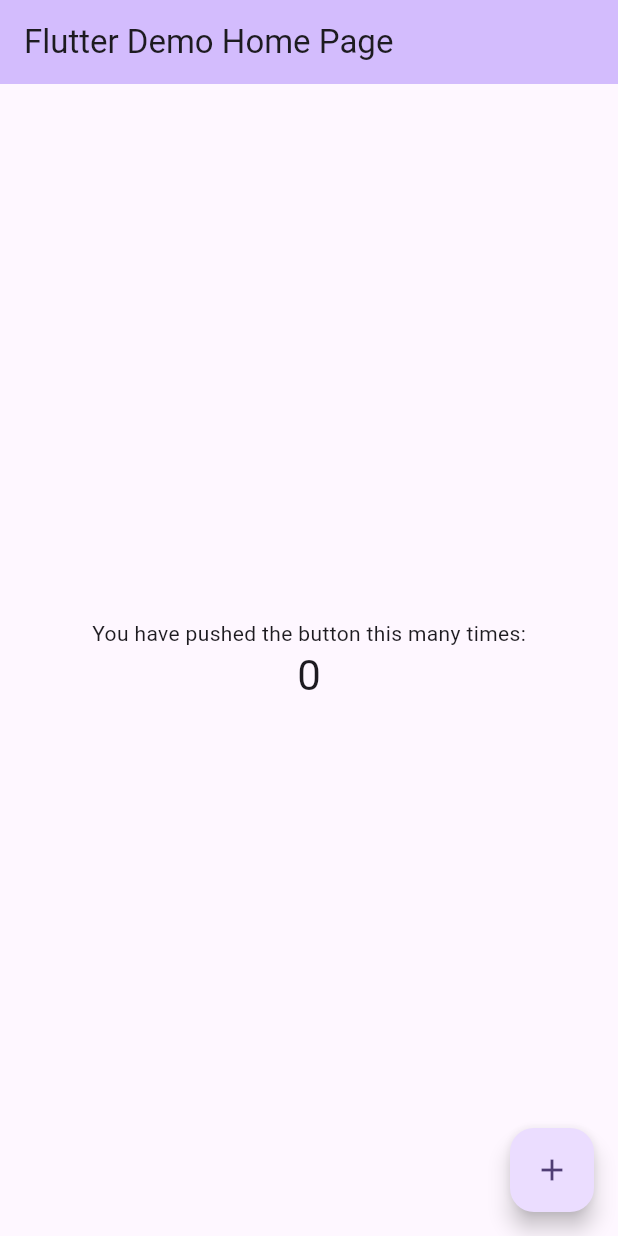
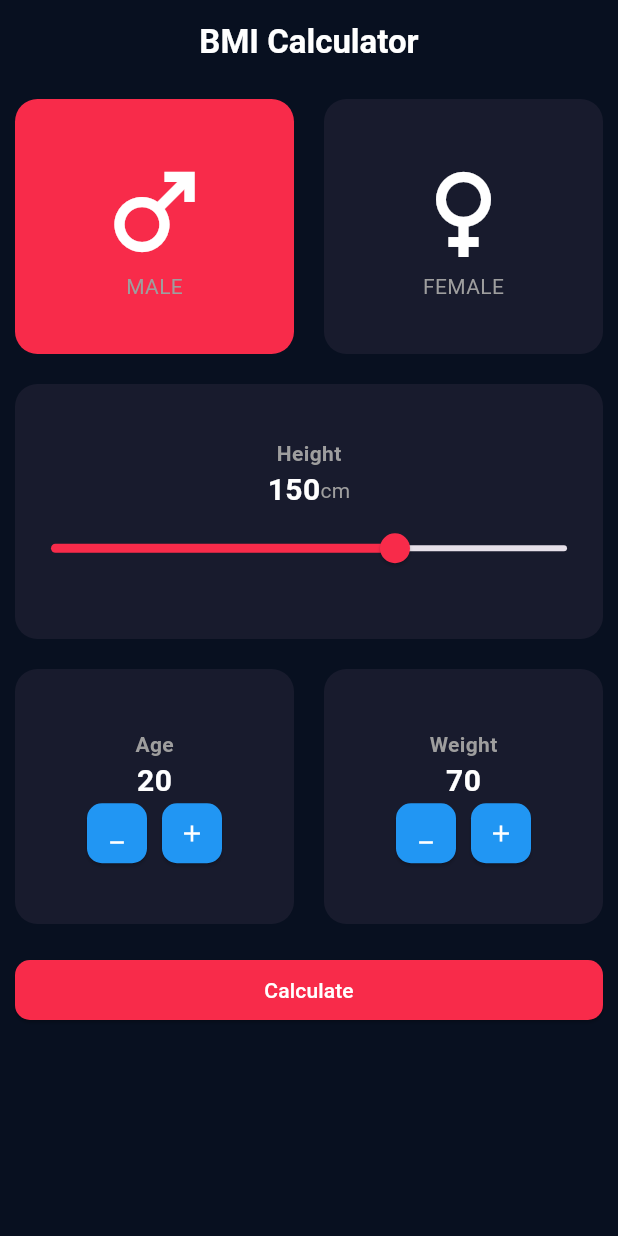
Before and after one commit to J3Unknown/msp-flutter, a Flutter app: the screen it shows after launch, on a phone screen of 412 x 824 dp. Run offline on Flutter 3.47's test engine with Material 3 defaults, Android fonts, the phone set to English and light mode, and no system bars.

Commit message:
Counter app and BMI Calculator
In this commit we added:
full counter app that adds and subtracts 1 from the current number and also has a zeroing button

BMI calculator with calculator screen and result screen

```diff
--- /dev/null
+++ b/lib/bmi_calculator/bmi_calculator_screen.dart
@@ -0,0 +1,275 @@
+import 'dart:math';
+
+import 'package:flutter/material.dart';
+import 'package:msp_project/bmi_calculator/bmi_result_screen.dart';
+
+class BmiCalculatorScreen extends StatefulWidget {
+  const BmiCalculatorScreen({super.key});
+
+  @override
+  State<BmiCalculatorScreen> createState() => _BmiCalculatorScreenState();
+}
+
+class _BmiCalculatorScreenState extends State<BmiCalculatorScreen> {
+
+  bool isMale = true;
+  double sliderVal = 150;
+  int age = 20;
+  int weight = 70;
+
+  @override
+  Widget build(BuildContext context) {
+    return Scaffold(
+      backgroundColor: Color(0xff081020),
+      appBar: AppBar(
+        backgroundColor: Color(0xff081020),
+        title: Text('BMI Calculator', style: TextStyle(color: Colors.white, fontWeight: FontWeight.bold),),
+        centerTitle: true,
+      ),
+      body: Padding(
+        padding: const EdgeInsets.all(10.0),
+        child: Column(
+          children: [
+            Row(
+              children: [
+                Expanded(
+                  child: InkWell(
+                    onTap: (){
+                      if(!isMale){
+                        setState(() {
+                          isMale = true;
+                        });
+                      }
+                    },
+                    child: Container(
+                      decoration: BoxDecoration(
+                        borderRadius: BorderRadius.circular(15),
+                        color: isMale?Color(0xfff82b4a):Color(0xff181b2d),
+                      ),
+                      height: 170,
+                      child: Column(
+                        mainAxisAlignment: MainAxisAlignment.center,
+                        children: [
+                          Icon(Icons.male, color: Colors.white,  size: 80,),
+                          Text('MALE',  style: TextStyle(color: Colors.grey),)
+                        ],
+                      ),
+                    ),
+                  ),
+                ),
+                SizedBox(width: 20,),
+                Expanded(
+                  child: InkWell(
+                    onTap: (){
+                      if(isMale){
+                        setState(() {
+                          isMale = false;
+                        });
+                      }
+                    },
+                    child: Container(
+                      decoration: BoxDecoration(
+                        borderRadius: BorderRadius.circular(15),
+                        color: !isMale?Color(0xfff82b4a):Color(0xff181b2d),
+                      ),
+                      height: 170,
+                      child: Column(
+                        mainAxisAlignment: MainAxisAlignment.center,
+                        children: [
+                          Icon(Icons.female, color: Colors.white,  size: 80,),
+                          Text('FEMALE',  style: TextStyle(color: Colors.grey),)
+                        ],
+                      ),
+                    ),
+                  ),
+                )
+              ],
+            ),
+            SizedBox(height: 20,),
+            Container(
+              decoration: BoxDecoration(
+                borderRadius: BorderRadius.circular(15),
+                color: Color(0xff181b2d),
+              ),
+              height: 170,
+              width: double.infinity,
+              child: Column(
+                mainAxisAlignment: MainAxisAlignment.center,
+                children: [
+                  Text('Height', style: TextStyle(color: Colors.grey, fontWeight: FontWeight.bold),),
+                  Row(
+                    mainAxisAlignment: MainAxisAlignment.center,
+                    mainAxisSize: MainAxisSize.min,
+                    children: [
+                      Text('${sliderVal.round()}', style: TextStyle(color: Colors.white, fontWeight: FontWeight.bold, fontSize: 20),),
+                      Text('cm', style: TextStyle(color: Colors.grey),),
+                    ],
+                  ),
+                  Slider(
+                    value: sliderVal,
+                    onChanged: (value){
+                      setState(() {
+                        sliderVal = value;
+                      });
+                    },
+                    max: 200,
+                    min: 50,
+                    activeColor: Color(0xfff82b4a),
+                  )
+                ],
+              ),
+            ),
+            SizedBox(height: 20,),
+            Row(
+              children: [
+                Expanded(
+                  child: Container(
+                    height: 170,
+                    decoration: BoxDecoration(
+                      borderRadius: BorderRadius.circular(15),
+                      color: Color(0xff181b2d),
+                    ),
+                    child: Column(
+                      mainAxisAlignment: MainAxisAlignment.center,
+                      children: [
+                        Text('Age', style: TextStyle(color: Colors.grey, fontWeight: FontWeight.bold),),
+                        Text('$age', style: TextStyle(color: Colors.white, fontWeight: FontWeight.bold, fontSize: 20),),
+                        Row(
+                          mainAxisAlignment: MainAxisAlignment.center,
+                          children: [
+                            SizedBox(
+                              height: 40,
+                              width: 40,
+                              child: ElevatedButton(
+                                onPressed: (){
+                                  if(age > 0){
+                                    setState(() {
+                                      --age;
+                                    });
+                                  }
+                                },
+                                child: Icon(Icons.minimize, color: Colors.white,),
+                                style: ElevatedButton.styleFrom(
+                                  shape: RoundedRectangleBorder(
+                                    borderRadius: BorderRadius.circular(10),
+                                  ),
+                                  backgroundColor: Colors.blue,
+                                  padding: EdgeInsets.zero
+                                ),
+                              ),
+                            ),
+                            SizedBox(width: 10,),
+                            SizedBox(
+                              height: 40,
+                              width: 40,
+                              child: ElevatedButton(
+                                onPressed: () {
+                                  setState(() {
+                                    ++age;
+                                  });
+                                },
+                                  style: ElevatedButton.styleFrom(
+                                      shape: RoundedRectangleBorder(
+                                        borderRadius: BorderRadius.circular(10),
+                                      ),
+                                      backgroundColor: Colors.blue,
+                                      padding: EdgeInsets.zero
+                                  ),
+                                child: Icon(Icons.add, color: Colors.white,)
+                              ),
+                            ),
+                          ],
+                        )
+                      ],
+                    ),
+                  ),
+                ),
+                SizedBox(width: 20,),
+                Expanded(
+                  child: Container(
+                    height: 170,
+                    decoration: BoxDecoration(
+                      borderRadius: BorderRadius.circular(15),
+                      color: Color(0xff181b2d),
+                    ),
+                    child: Column(
+                      mainAxisAlignment: MainAxisAlignment.center,
+                      children: [
+                        Text('Weight', style: TextStyle(color: Colors.grey, fontWeight: FontWeight.bold),),
+                        Text('$weight', style: TextStyle(color: Colors.white, fontWeight: FontWeight.bold, fontSize: 20),),
+                        Row(
+                          mainAxisAlignment: MainAxisAlignment.center,
+                          children: [
+                            SizedBox(
+                              height: 40,
+                              width: 40,
+                              child: ElevatedButton(
+                                onPressed: (){
+                                  if(weight > 0){
+                                    setState(() {
+                                      --weight;
+                                    });
+                                  }
+                                },
+                                child: Icon(Icons.minimize, color: Colors.white,),
+                                style: ElevatedButton.styleFrom(
+                                    shape: RoundedRectangleBorder(
+                                      borderRadius: BorderRadius.circular(10),
+                                    ),
+                                    backgroundColor: Colors.blue,
+                                    padding: EdgeInsets.zero
+                                ),
+                              ),
+                            ),
+                            SizedBox(width: 10,),
+                            SizedBox(
+                              height: 40,
+                              width: 40,
+                              child: ElevatedButton(
+                                  onPressed: () {
+                                    setState(() {
+                                      ++weight;
+                                    });
+                                  },
+                                  style: ElevatedButton.styleFrom(
+                                      shape: RoundedRectangleBorder(
+                                        borderRadius: BorderRadius.circular(10),
+                                      ),
+                                      backgroundColor: Colors.blue,
+                                      padding: EdgeInsets.zero
+                                  ),
+                                  child: Icon(Icons.add, color: Colors.white,)
+                              ),
+                            ),
+                          ],
+                        )
+                      ],
+                    ),
+                  ),
+                )
+              ],
+            ),
+            SizedBox(height: 20,),
+            SizedBox(
+              width: double.infinity,
+              child: ElevatedButton(
+                onPressed: (){
+                  var result = (weight/sqrt(sliderVal.round()));
+                  Navigator.push(context, MaterialPageRoute(builder: (context) => BmiResultScreen(gender: isMale?'male':'female', height: sliderVal.round(), age: age, weight: weight, result: result.roundToDouble())));
+                },
+                style: ElevatedButton.styleFrom(
+                    shape: RoundedRectangleBorder(
+                      borderRadius: BorderRadius.circular(10),
+                    ),
+                    backgroundColor: Color(0xfff82b4a),
+                    padding: EdgeInsets.zero
+                ),
+                child: Text('Calculate' ,style: TextStyle(color: Colors.white),),
+              )
+            )
+          ],
+        ),
+      ),
+    );
+  }
+}
--- a/lib/main.dart
+++ b/lib/main.dart
@@ -1,4 +1,7 @@
 import 'package:flutter/material.dart';
+import 'package:msp_project/bmi_calculator/bmi_calculator_screen.dart';
+import 'package:msp_project/bmi_calculator/bmi_result_screen.dart';
+import 'package:msp_project/counter_app/counter_app_screen.dart';
 
 void main() {
   runApp(const MyApp());
@@ -11,115 +14,7 @@ class MyApp extends StatelessWidget {
   @override
   Widget build(BuildContext context) {
     return MaterialApp(
-      title: 'Flutter Demo',
-      theme: ThemeData(
-        // This is the theme of your application.
-        //
-        // TRY THIS: Try running your application with "flutter run". You'll see
-        // the application has a purple toolbar. Then, without quitting the app,
-        // try changing the seedColor in the colorScheme below to Colors.green
-        // and then invoke "hot reload" (save your changes or press the "hot
-        // reload" button in a Flutter-supported IDE, or press "r" if you used
-        // the command line to start the app).
-        //
-        // Notice that the counter didn't reset back to zero; the application
-        // state is not lost during the reload. To reset the state, use hot
-        // restart instead.
-        //
-        // This works for code too, not just values: Most code changes can be
-        // tested with just a hot reload.
-        colorScheme: ColorScheme.fromSeed(seedColor: Colors.deepPurple),
-        useMaterial3: true,
-      ),
-      home: const MyHomePage(title: 'Flutter Demo Home Page'),
+      home: BmiCalculatorScreen(),
     );
   }
 }
-
-class MyHomePage extends StatefulWidget {
-  const MyHomePage({super.key, required this.title});
-
-  // This widget is the home page of your application. It is stateful, meaning
-  // that it has a State object (defined below) that contains fields that affect
-  // how it looks.
-
-  // This class is the configuration for the state. It holds the values (in this
-  // case the title) provided by the parent (in this case the App widget) and
-  // used by the build method of the State. Fields in a Widget subclass are
-  // always marked "final".
-
-  final String title;
-
-  @override
-  State<MyHomePage> createState() => _MyHomePageState();
-}
-
-class _MyHomePageState extends State<MyHomePage> {
-  int _counter = 0;
-
-  void _incrementCounter() {
-    setState(() {
-      // This call to setState tells the Flutter framework that something has
-      // changed in this State, which causes it to rerun the build method below
-      // so that the display can reflect the updated values. If we changed
-      // _counter without calling setState(), then the build method would not be
-      // called again, and so nothing would appear to happen.
-      _counter++;
-    });
-  }
-
-  @override
-  Widget build(BuildContext context) {
-    // This method is rerun every time setState is called, for instance as done
-    // by the _incrementCounter method above.
-    //
-    // The Flutter framework has been optimized to make rerunning build methods
-    // fast, so that you can just rebuild anything that needs updating rather
-    // than having to individually change instances of widgets.
-    return Scaffold(
-      appBar: AppBar(
-        // TRY THIS: Try changing the color here to a specific color (to
-        // Colors.amber, perhaps?) and trigger a hot reload to see the AppBar
-        // change color while the other colors stay the same.
-        backgroundColor: Theme.of(context).colorScheme.inversePrimary,
-        // Here we take the value from the MyHomePage object that was created by
-        // the App.build method, and use it to set our appbar title.
-        title: Text(widget.title),
-      ),
-      body: Center(
-        // Center is a layout widget. It takes a single child and positions it
-        // in the middle of the parent.
-        child: Column(
-          // Column is also a layout widget. It takes a list of children and
-          // arranges them vertically. By default, it sizes itself to fit its
-          // children horizontally, and tries to be as tall as its parent.
-          //
-          // Column has various properties to control how it sizes itself and
-          // how it positions its children. Here we use mainAxisAlignment to
-          // center the children vertically; the main axis here is the vertical
-          // axis because Columns are vertical (the cross axis would be
-          // horizontal).
-          //
-          // TRY THIS: Invoke "debug painting" (choose the "Toggle Debug Paint"
-          // action in the IDE, or press "p" in the console), to see the
-          // wireframe for each widget.
-          mainAxisAlignment: MainAxisAlignment.center,
-          children: <Widget>[
-            const Text(
-              'You have pushed the button this many times:',
-            ),
-            Text(
-              '$_counter',
-              style: Theme.of(context).textTheme.headlineMedium,
-            ),
-          ],
-        ),
-      ),
-      floatingActionButton: FloatingActionButton(
-        onPressed: _incrementCounter,
-        tooltip: 'Increment',
-        child: const Icon(Icons.add),
-      ), // This trailing comma makes auto-formatting nicer for build methods.
-    );
-  }
-}
```
Also changed, not shown: lib/bmi_calculator/bmi_result_screen.dart (added, +100 -0 lines), lib/counter_app/counter_app_screen.dart (added, +74 -0 lines).
